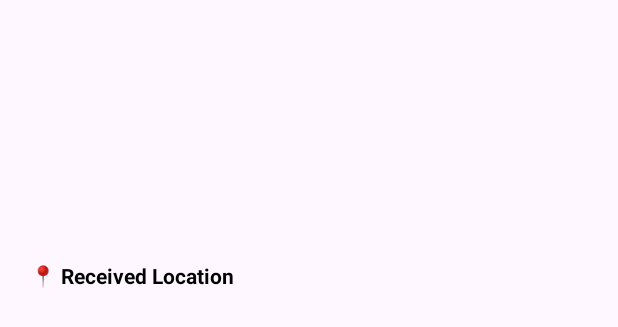
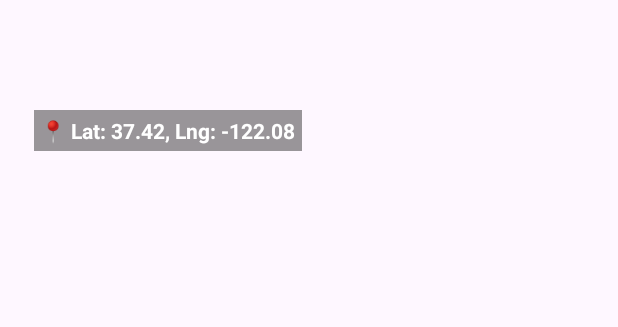
Before and after one commit to ardac67/mesh_network_chat_app, an Android app: the layout item_location_received.xml on its own in the app's theme, with its tools: preview values and no code run, on a phone screen of 412 x 824 dp. Shown: the top 327 px of the screen. Run offline under Robolectric (Android 15) with nearby library versions, the phone set to English and light mode, and no system bars.

Commit message:
location sharing

```diff
--- a/app/src/main/java/com/example/grad_project2/fragment/ChatListFragment.kt
+++ b/app/src/main/java/com/example/grad_project2/fragment/ChatListFragment.kt
@@ -183,6 +183,8 @@ class ChatListFragment : Fragment() {
                     val ip = json.getString("ip")
                     val notify = json.optString("notify")?.takeIf { it.isNotEmpty() } ?: "Unknown"
                     val type = json.optString("type")?.takeIf { it.isNotEmpty() } ?: "string"
+                    val latitude = if (json.has("latitude") && !json.isNull("latitude")) json.optDouble("latitude") else null
+                    val longitude = if (json.has("longitude") && !json.isNull("longitude")) json.optDouble("longitude") else null
                     val message = Message(
                         text = msgText,
                         isSentByMe = false,
@@ -192,7 +194,9 @@ class ChatListFragment : Fragment() {
                         ip = ip,
                         from = json.getString("from"),
                         relayedFrom = relayedFrom,
-                        notify = notify
+                        notify = notify,
+                        latitude = latitude,
+                        longitude =longitude
                     )
                     val chatPeer = discoveredPeers.find { it.deviceName == json.getString("from") }
                     Log.d("ardaaaaaaa", "$chatPeer")
--- a/app/src/main/java/com/example/grad_project2/model/Message.kt
+++ b/app/src/main/java/com/example/grad_project2/model/Message.kt
@@ -10,5 +10,7 @@ data class Message(
     val from: String? = null,
     val id:String? = null,
     val relayedFrom:String? =null,
-    val notify:String? =null
+    val notify:String? =null,
+    val latitude: Double? = null,
+    val longitude: Double? = null
 )
--- a/app/src/main/res/layout/item_location_received.xml
+++ b/app/src/main/res/layout/item_location_received.xml
@@ -6,32 +6,35 @@
     android:layout_height="wrap_content"
     android:padding="8dp">
 
-    <LinearLayout
-        android:layout_width="wrap_content"
-        android:layout_height="wrap_content"
-        android:orientation="vertical"
-        android:padding="8dp"
+    <!-- FrameLayout for Map Placeholder and Overlay -->
+    <FrameLayout
+        android:id="@+id/receivedLocationFrame"
+        android:layout_width="200dp"
+        android:layout_height="150dp"
         android:layout_margin="4dp"
-        android:elevation="2dp"
         app:layout_constraintStart_toStartOf="parent"
         app:layout_constraintTop_toTopOf="parent"
         app:layout_constraintBottom_toBottomOf="parent">
 
+        <!-- Placeholder Image for Map -->
         <ImageView
-            android:id="@+id/receivedLocationImageView"
-            android:layout_width="200dp"
-            android:layout_height="150dp"
+            android:id="@+id/receivedLocationPlaceholder"
+            android:layout_width="match_parent"
+            android:layout_height="match_parent"
             android:scaleType="centerCrop"
-            android:contentDescription="Received Location Image"
-            android:layout_marginBottom="4dp"/>
+            android:contentDescription="Map Placeholder" />
 
+        <!-- Coordinates Overlay Text -->
         <TextView
-            android:id="@+id/receivedLocationTextView"
+            android:id="@+id/receivedLocationOverlay"
             android:layout_width="wrap_content"
             android:layout_height="wrap_content"
-            android:text="📍 Received Location"
-            android:textSize="14sp"
-            android:textColor="@android:color/black"
-            android:textStyle="bold"/>
-    </LinearLayout>
+            android:text="📍 Lat: 37.42, Lng: -122.08"
+            android:textColor="@android:color/white"
+            android:textStyle="bold"
+            android:layout_gravity="center"
+            android:background="#66000000"
+            android:padding="4dp"/>
+    </FrameLayout>
+
 </androidx.constraintlayout.widget.ConstraintLayout>
```
Also changed, not shown: app/src/main/java/com/example/grad_project2/adapter/MessageAdapter.kt (+21 -10 lines), app/src/main/java/com/example/grad_project2/fragment/ChatFragment.kt (+6 -2 lines), app/src/main/res/layout/item_location_sent.xml (+20 -17 lines).
